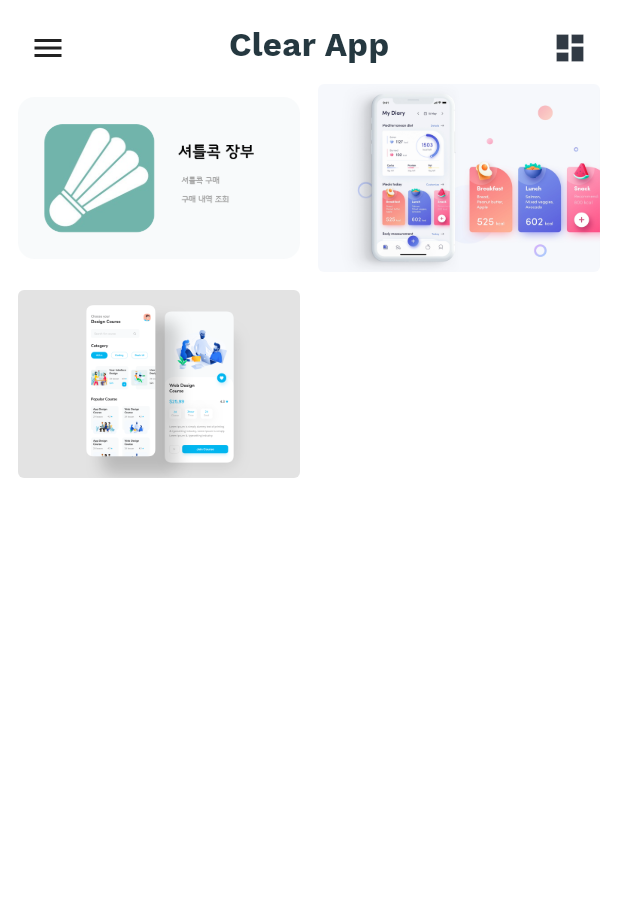
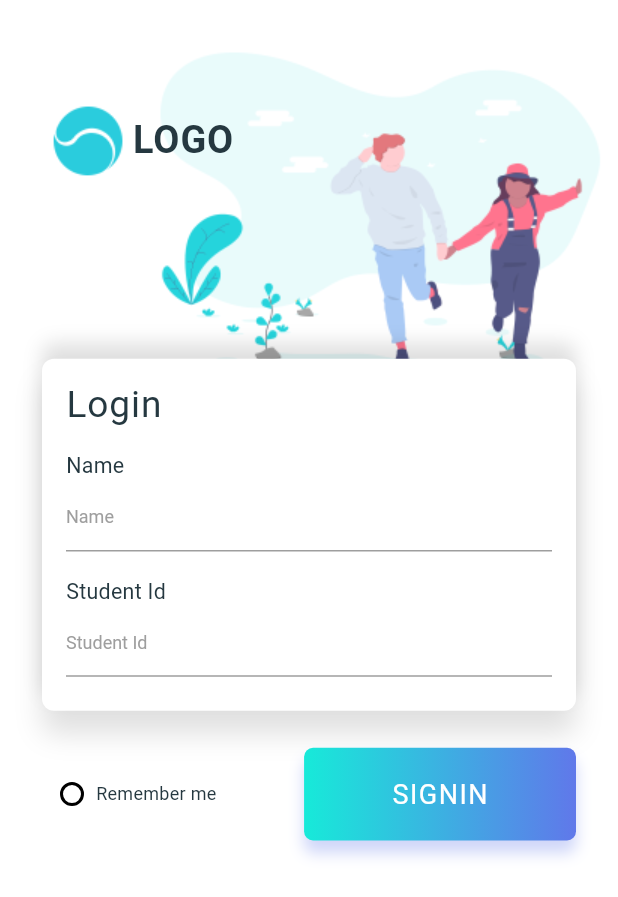
Before and after one commit to HajaeHyun-postech/ClearApp, a Flutter app: the screen it shows after launch, on a phone screen of 412 x 824 dp. Shown: the top 897 px of the screen. Run offline on Flutter 3.47's test engine with Material 2 defaults, Android fonts, the phone set to English and light mode, and no system bars; our stand-ins replace flutter_screenutil, font_awesome_flutter, rflutter_alert, smooth_star_rating; Roboto replaces fonts that are missing (Poppins-Bold, Poppins-Medium).

Commit message:
initial commit

```diff
--- a/lib/custom_drawer/home_drawer.dart
+++ b/lib/custom_drawer/home_drawer.dart
@@ -1,5 +1,5 @@
 import 'package:best_flutter_ui_templates/app_theme.dart';
-import 'package:best_flutter_ui_templates/popup_widgets/PopupGenerator.dart';
+import 'package:best_flutter_ui_templates/popup_widgets/popup_generator.dart';
 import 'package:flutter/material.dart';
 
 class HomeDrawer extends StatefulWidget {
@@ -154,7 +154,6 @@ class _HomeDrawerState extends State<HomeDrawer> {
           Column(
             children: <Widget>[
               ListTile(
-                //TODO : Logout Implement
                 title: Text(
                   'Sign Out',
                   style: TextStyle(
--- /dev/null
+++ b/lib/login/Widgets/FormCard.dart
@@ -0,0 +1,76 @@
+import 'package:flutter/material.dart';
+import 'package:flutter_screenutil/flutter_screenutil.dart';
+
+class FormCard extends StatelessWidget {
+  final Function(String name) nameChanged;
+  final Function(String studentId) studentIdChanged;
+
+  const FormCard({Key key, this.nameChanged, this.studentIdChanged})
+      : super(key: key);
+
+  @override
+  Widget build(BuildContext context) {
+    return new Container(
+      width: double.infinity,
+//      height: ScreenUtil.getInstance().setHeight(500),
+      padding: EdgeInsets.only(bottom: 1),
+      decoration: BoxDecoration(
+          color: Colors.white,
+          borderRadius: BorderRadius.circular(8.0),
+          boxShadow: [
+            BoxShadow(
+                color: Colors.black12,
+                offset: Offset(0.0, 15.0),
+                blurRadius: 15.0),
+            BoxShadow(
+                color: Colors.black12,
+                offset: Offset(0.0, -10.0),
+                blurRadius: 10.0),
+          ]),
+      child: Padding(
+        padding: EdgeInsets.only(left: 16.0, right: 16.0, top: 16.0),
+        child: Column(
+          crossAxisAlignment: CrossAxisAlignment.start,
+          children: <Widget>[
+            Text("Login",
+                style: TextStyle(
+                    fontSize: ScreenUtil.getInstance().setSp(45),
+                    fontFamily: "Poppins-Bold",
+                    letterSpacing: .6)),
+            SizedBox(
+              height: ScreenUtil.getInstance().setHeight(30),
+            ),
+            Text("Name",
+                style: TextStyle(
+                    fontFamily: "Poppins-Medium",
+                    fontSize: ScreenUtil.getInstance().setSp(26))),
+            TextField(
+              onChanged: (value) => {nameChanged(value.replaceAll("\t", ""))},
+              decoration: InputDecoration(
+                  hintText: "Name",
+                  hintStyle: TextStyle(color: Colors.grey, fontSize: 12.0)),
+            ),
+            SizedBox(
+              height: ScreenUtil.getInstance().setHeight(30),
+            ),
+            Text("Student Id",
+                style: TextStyle(
+                    fontFamily: "Poppins-Medium",
+                    fontSize: ScreenUtil.getInstance().setSp(26))),
+            TextField(
+              onChanged: (value) =>
+                  {studentIdChanged(value.replaceAll("\t", ""))},
+              obscureText: true,
+              decoration: InputDecoration(
+                  hintText: "Student Id",
+                  hintStyle: TextStyle(color: Colors.grey, fontSize: 12.0)),
+            ),
+            SizedBox(
+              height: ScreenUtil.getInstance().setHeight(35),
+            ),
+          ],
+        ),
+      ),
+    );
+  }
+}
--- /dev/null
+++ b/lib/login/Widgets/SocialIcons.dart
@@ -0,0 +1,26 @@
+import 'package:flutter/material.dart';
+
+class SocialIcon extends StatelessWidget {
+  final List<Color> colors;
+  final IconData iconData;
+  final Function onPressed;
+  SocialIcon({this.colors, this.iconData, this.onPressed});
+  @override
+  Widget build(BuildContext context) {
+    return new Padding(
+      padding: EdgeInsets.only(left: 14.0),
+      child: Container(
+        width: 45.0,
+        height: 45.0,
+        decoration: BoxDecoration(
+            shape: BoxShape.circle,
+            gradient: LinearGradient(colors: colors, tileMode: TileMode.clamp)),
+        child: RawMaterialButton(
+          shape: CircleBorder(),
+          onPressed: onPressed,
+          child: Icon(iconData, color: Colors.white),
+        ),
+      ),
+    );
+  }
+}
--- /dev/null
+++ b/lib/login/login_when_start.dart
@@ -0,0 +1,198 @@
+import 'package:flutter/material.dart';
+import 'package:flutter/services.dart';
+import 'package:flutter_screenutil/flutter_screenutil.dart';
+import '../navigation_home_screen.dart';
+import 'Widgets/FormCard.dart';
+
+class LoginScreen extends StatefulWidget {
+  @override
+  _LoginScreenState createState() => new _LoginScreenState();
+}
+
+class _LoginScreenState extends State<LoginScreen> {
+  bool _isSelected = false;
+  String name;
+  String studentId;
+
+  void _radio() {
+    setState(() {
+      _isSelected = !_isSelected;
+    });
+  }
+
+  Widget radioButton(bool isSelected) => Container(
+        width: 16.0,
+        height: 16.0,
+        padding: EdgeInsets.all(2.0),
+        decoration: BoxDecoration(
+            shape: BoxShape.circle,
+            border: Border.all(width: 2.0, color: Colors.black)),
+        child: isSelected
+            ? Container(
+                width: double.infinity,
+                height: double.infinity,
+                decoration:
+                    BoxDecoration(shape: BoxShape.circle, color: Colors.black),
+              )
+            : Container(),
+      );
+
+  Widget horizontalLine() => Padding(
+        padding: EdgeInsets.symmetric(horizontal: 16.0),
+        child: Container(
+          width: ScreenUtil.getInstance().setWidth(120),
+          height: 1.0,
+          color: Colors.black26.withOpacity(.2),
+        ),
+      );
+
+  @override
+  Widget build(BuildContext context) {
+    ScreenUtil.instance = ScreenUtil.getInstance()..init(context);
+    ScreenUtil.instance =
+        ScreenUtil(width: 750, height: 1334, allowFontScaling: true);
+    return new Scaffold(
+      backgroundColor: Colors.white,
+      resizeToAvoidBottomPadding: true,
+      body: Stack(
+        fit: StackFit.expand,
+        children: <Widget>[
+          Column(
+            crossAxisAlignment: CrossAxisAlignment.end,
+            children: <Widget>[
+              Padding(
+                padding: EdgeInsets.only(top: 20.0),
+                child: Image.asset("assets/images/image_01.png"),
+              ),
+              Expanded(
+                child: Container(),
+              ),
+            ],
+          ),
+          SingleChildScrollView(
+            child: Padding(
+              padding: EdgeInsets.only(left: 28.0, right: 28.0, top: 60.0),
+              child: Column(
+                children: <Widget>[
+                  Row(
+                    children: <Widget>[
+                      Image.asset(
+                        "assets/images/logo.png",
+                        width: ScreenUtil.getInstance().setWidth(110),
+                        height: ScreenUtil.getInstance().setHeight(110),
+                      ),
+                      Text("LOGO",
+                          style: TextStyle(
+                              fontFamily: "Poppins-Bold",
+                              fontSize: ScreenUtil.getInstance().setSp(46),
+                              letterSpacing: .6,
+                              fontWeight: FontWeight.bold))
+                    ],
+                  ),
+                  SizedBox(
+                    height: ScreenUtil.getInstance().setHeight(180),
+                  ),
+                  FormCard(
+                    nameChanged: (String _name) {
+                      setState(() {
+                        name = _name;
+                      });
+                    },
+                    studentIdChanged: (String _studentId) {
+                      setState(() {
+                        studentId = _studentId;
+                      });
+                    },
+                  ),
+                  SizedBox(height: ScreenUtil.getInstance().setHeight(40)),
+                  Row(
+                    mainAxisAlignment: MainAxisAlignment.spaceBetween,
+                    children: <Widget>[
+                      Row(
+                        children: <Widget>[
+                          SizedBox(
+                            width: 12.0,
+                          ),
+                          GestureDetector(
+                            onTap: _radio,
+                            child: radioButton(_isSelected),
+                          ),
+                          SizedBox(
+                            width: 8.0,
+                          ),
+                          Text("Remember me",
+                              style: TextStyle(
+                                  fontSize: 12, fontFamily: "Poppins-Medium"))
+                        ],
+                      ),
+                      InkWell(
+                        child: Container(
+                          width: ScreenUtil.getInstance().setWidth(330),
+                          height: ScreenUtil.getInstance().setHeight(100),
+                          decoration: BoxDecoration(
+                              gradient: LinearGradient(colors: [
+                                Color(0xFF17ead9),
+                                Color(0xFF6078ea)
+                              ]),
+                              borderRadius: BorderRadius.circular(6.0),
+                              boxShadow: [
+                                BoxShadow(
+                                    color: Color(0xFF6078ea).withOpacity(.3),
+                                    offset: Offset(0.0, 8.0),
+                                    blurRadius: 8.0)
+                              ]),
+                          child: Material(
+                            color: Colors.transparent,
+                            child: InkWell(
+                              onTap: () {
+                                if (loginAuth()) {
+                                  Navigator.push(
+                                    context,
+                                    MaterialPageRoute(
+                                        builder: (context) =>
+                                            NavigationHomeScreen()),
+                                  );
+                                } else {
+                                  return;
+                                }
+                              },
+                              child: Center(
+                                child: Text("SIGNIN",
+                                    style: TextStyle(
+                                        color: Colors.white,
+                                        fontFamily: "Poppins-Bold",
+                                        fontSize: 18,
+                                        letterSpacing: 1.0)),
+                              ),
+                            ),
+                          ),
+                        ),
+                      )
+                    ],
+                  ),
+                  SizedBox(
+                    height: ScreenUtil.getInstance().setHeight(40),
+                  ),
+                ],
+              ),
+            ),
+          )
+        ],
+      ),
+    );
+  }
+
+  /*
+   * True : Auth passed
+   * False : Auth failed
+   */
+  bool loginAuth() {
+    //TODO : Google spread sheet
+    print("Login : $name, $studentId");
+    if (name == "admin" && studentId == "admin") {
+      return true;
+    } else {
+      return false;
+    }
+  }
+}
--- a/lib/main.dart
+++ b/lib/main.dart
@@ -2,7 +2,7 @@ import 'dart:io';
 import 'package:best_flutter_ui_templates/app_theme.dart';
 import 'package:flutter/material.dart';
 import 'package:flutter/services.dart';
-import 'navigation_home_screen.dart';
+import 'login/login_when_start.dart';
 
 void main() async {
   WidgetsFlutterBinding.ensureInitialized();
@@ -32,7 +32,7 @@ class MyApp extends StatelessWidget {
         textTheme: AppTheme.textTheme,
         platform: TargetPlatform.iOS,
       ),
-      home: NavigationHomeScreen(),
+      home: LoginScreen(),
     );
   }
 }
--- a/pubspec.yaml
+++ b/pubspec.yaml
@@ -32,6 +32,7 @@ dependencies:
   smooth_star_rating: ^1.1.1
   intl: ^0.16.0
   rflutter_alert: ^1.0.3
+  flutter_screenutil: ^0.4.2
 
 dev_dependencies:
   flutter_test:
```
Also changed, not shown: assets/fonts/CustomIcons.ttf (added), assets/fonts/Poppins-Bold.ttf (added), assets/fonts/Poppins-Medium.ttf (added), assets/images/image_01.png (added), assets/images/logo.png (added), lib/popup_widgets/popup_generator.dart (renamed from lib/popup_widgets/PopupGenerator.dart), pubspec.lock, 1 other file.
